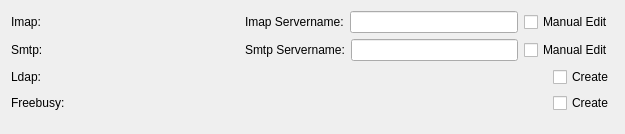
Qt form resources/kolab/wizard/kolabwizard2.ui (KDE/kdepim-runtime) before a commit.
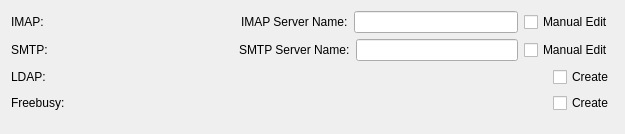
The same form after that commit.

Commit message: Fix spelling (mostly capitalize acronyms)

```diff
--- a/resources/kolab/wizard/kolabwizard2.ui
+++ b/resources/kolab/wizard/kolabwizard2.ui
@@ -17,7 +17,7 @@
    <item row="0" column="0">
     <widget class="QLabel" name="imapLabel">
      <property name="text">
-      <string>Imap:</string>
+      <string>IMAP:</string>
      </property>
     </widget>
    </item>
@@ -39,7 +39,7 @@
      <item>
       <widget class="QLabel" name="lineEditImapLabel">
        <property name="text">
-        <string>Imap Servername:</string>
+        <string>IMAP Server Name:</string>
        </property>
       </widget>
      </item>
@@ -98,7 +98,7 @@
    <item row="1" column="0">
     <widget class="QLabel" name="labelSmtp">
      <property name="text">
-      <string>Smtp:</string>
+      <string>SMTP:</string>
      </property>
     </widget>
    </item>
@@ -120,7 +120,7 @@
      <item>
       <widget class="QLabel" name="lineEditSmtpLabel">
        <property name="text">
-        <string>Smtp Servername:</string>
+        <string>SMTP Server Name:</string>
        </property>
       </widget>
      </item>
@@ -169,7 +169,7 @@
    <item row="3" column="0">
     <widget class="QLabel" name="labelLdap">
      <property name="text">
-      <string>Ldap:</string>
+      <string>LDAP:</string>
      </property>
     </widget>
    </item>
```
The commit also changes 1 other file.
